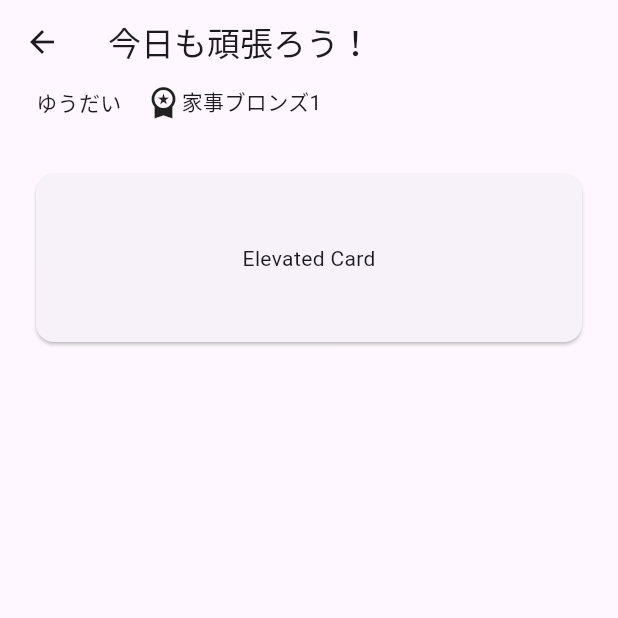
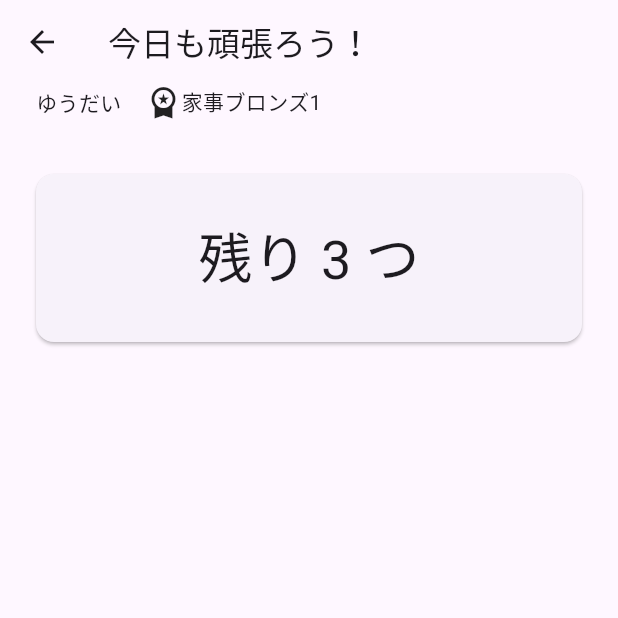
Before and after one commit to yuuu0702/kaji_connect, a Flutter app: the ElevatedCardExample screen opened directly, on a phone screen of 412 x 824 dp, the top half of it. Run offline on Flutter 3.47's test engine with Material 2 defaults, Android fonts, the phone set to English and light mode, and no system bars; our stand-ins replace flutter_riverpod.

Commit message:
taskモデルの追加

```diff
--- a/lib/screens/home_screen.dart
+++ b/lib/screens/home_screen.dart
@@ -1,10 +1,11 @@
 import 'package:flutter/material.dart';
+import 'package:flutter_riverpod/flutter_riverpod.dart';
 
-class ElevatedCardExample extends StatelessWidget {
+class ElevatedCardExample extends ConsumerWidget {
   const ElevatedCardExample({super.key});
 
   @override
-  Widget build(BuildContext context) {
+  Widget build(BuildContext context, WidgetRef ref) {
     return Scaffold(
       appBar: AppBar(title: const Text("今日も頑張ろう！")),
       body: Column(
@@ -19,11 +20,13 @@ class ElevatedCardExample extends StatelessWidget {
             ],
           ),
           const SizedBox(height: 32),
-          const Card(
+          Card(
             child: SizedBox(
               width: 364,
               height: 112,
-              child: Center(child: Text('Elevated Card')),
+              child: Center(
+                child: Text(style: const TextStyle(fontSize: 36), '残り 3 つ'),
+              ),
             ),
           ),
         ],
--- a/pubspec.yaml
+++ b/pubspec.yaml
@@ -36,6 +36,7 @@ dependencies:
   # Use with the CupertinoIcons class for iOS style icons.
   cupertino_icons: ^1.0.2
   flutter_riverpod: ^2.3.6
+  uuid: ^3.0.7
 
 dev_dependencies:
   flutter_test:
```
Also changed, not shown: lib/models/task.dart (added, +16 -0 lines), pubspec.lock.
